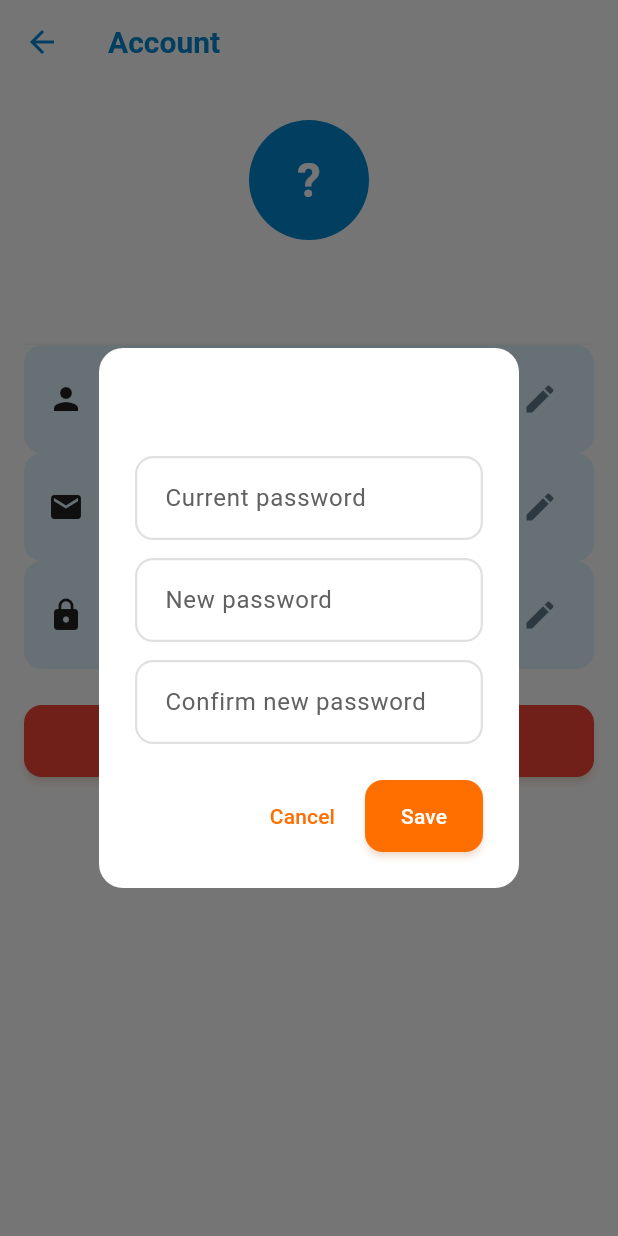
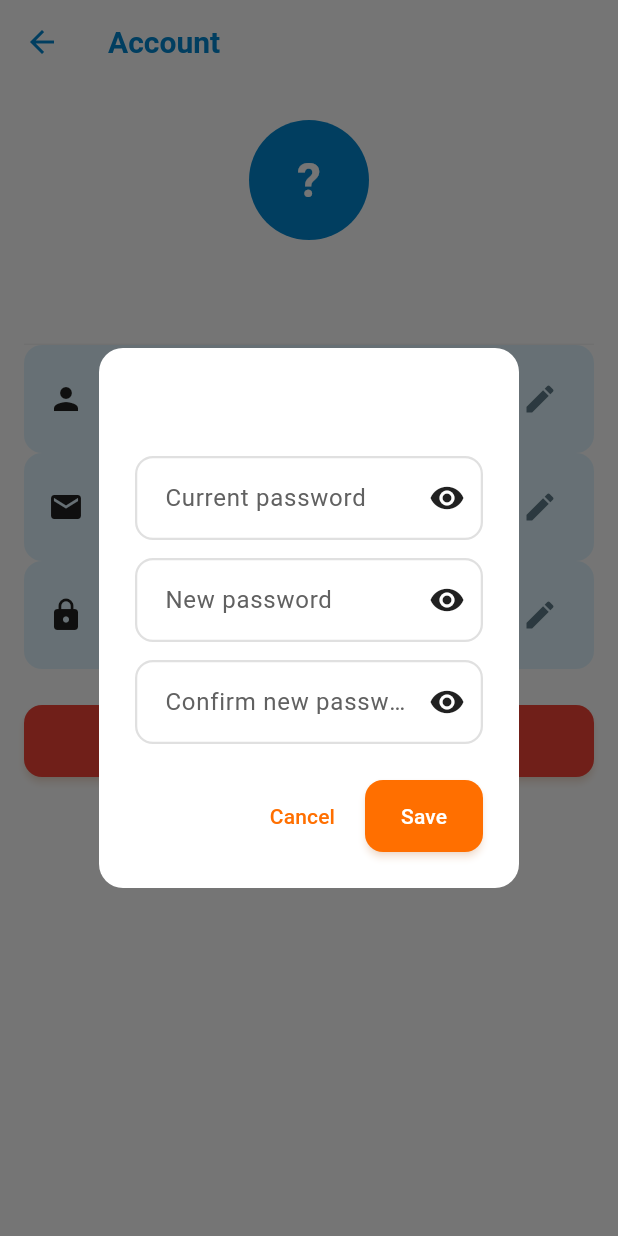
Before and after one commit to quangdangnhat/nov3_shared_todo_app, a Flutter app: the AccountScreen screen opened by its route, after a tap on "Password", on a phone screen of 412 x 824 dp. Run offline on Flutter 3.47's test engine with Material 3 defaults, Android fonts, the phone set to English and light mode, and no system bars; our stand-ins replace go_router, supabase_flutter, table_calendar; missing offline and left inert: animated_tree_view; accounts and stored records are empty.

Commit message:
End of account settings

```diff
--- a/shared_todo_app/lib/features/account/presentation/screens/account_screen.dart
+++ b/shared_todo_app/lib/features/account/presentation/screens/account_screen.dart
@@ -1,7 +1,3 @@
-// coverage:ignore-file
-
-// consider testing later
-
 import 'package:flutter/material.dart';
 import 'package:go_router/go_router.dart';
 import 'package:supabase_flutter/supabase_flutter.dart';
@@ -19,6 +15,9 @@ class _AccountScreenState extends State<AccountScreen> {
   final _accountService = AccountService();
   User? _user;
 
+  // ✅ Override locale dell'email per aggiornare subito la UI
+  String? _overrideEmail;
+
   @override
   void initState() {
     super.initState();
@@ -29,6 +28,11 @@ class _AccountScreenState extends State<AccountScreen> {
     final res = await Supabase.instance.client.auth.getUser();
     setState(() {
       _user = res.user;
+      // Se l'utente viene ricaricato (es. dopo riapertura schermata),
+      // aggiorniamo anche l'override se l'email è cambiata.
+      if (_user?.email != null) {
+        _overrideEmail = _user!.email;
+      }
     });
   }
 
@@ -117,11 +121,16 @@ class _AccountScreenState extends State<AccountScreen> {
     final newEmailController = TextEditingController();
     final currentPasswordController = TextEditingController();
 
+    // 👁️ visibilità password (solo per questo dialog)
+    final passwordVisible = ValueNotifier<bool>(false);
+
     await showDialog(
       context: context,
       builder: (_) => AlertDialog(
         title: const Text('Edit email'),
-        content: Column(
+        content: ValueListenableBuilder<bool>(
+          valueListenable: passwordVisible,
+          builder: (context, isVisible, __) => Column(
             mainAxisSize: MainAxisSize.min,
             children: [
               TextField(
@@ -131,10 +140,21 @@ class _AccountScreenState extends State<AccountScreen> {
               const SizedBox(height: 12),
               TextField(
                 controller: currentPasswordController,
-              obscureText: true,
-              decoration: const InputDecoration(labelText: 'Current password'),
+                obscureText: !isVisible,
+                decoration: InputDecoration(
+                  labelText: 'Current password',
+                  suffixIcon: IconButton(
+                    icon: Icon(
+                      isVisible ? Icons.visibility_off : Icons.visibility,
+                    ),
+                    onPressed: () {
+                      passwordVisible.value = !isVisible;
+                    },
+                  ),
+                ),
               ),
             ],
+          ),
         ),
         actions: [
           TextButton(
@@ -170,6 +190,13 @@ class _AccountScreenState extends State<AccountScreen> {
                 await _accountService.updateEmail(newEmail);
                 await _loadUser();
 
+                // ✅ Aggiorniamo subito la UI con la nuova email
+                if (mounted) {
+                  setState(() {
+                    _overrideEmail = newEmail;
+                  });
+                }
+
                 if (!context.mounted) return;
                 Navigator.pop(context);
                 ScaffoldMessenger.of(context).showSnackBar(
@@ -203,6 +230,11 @@ class _AccountScreenState extends State<AccountScreen> {
     final newPasswordController = TextEditingController();
     final confirmPasswordController = TextEditingController();
 
+    // 👁️ visibilità password per i 3 campi
+    final currentPasswordVisible = ValueNotifier<bool>(false);
+    final newPasswordVisible = ValueNotifier<bool>(false);
+    final confirmPasswordVisible = ValueNotifier<bool>(false);
+
     await showDialog(
       context: context,
       builder: (_) => AlertDialog(
@@ -210,23 +242,61 @@ class _AccountScreenState extends State<AccountScreen> {
         content: Column(
           mainAxisSize: MainAxisSize.min,
           children: [
-            TextField(
+            ValueListenableBuilder<bool>(
+              valueListenable: currentPasswordVisible,
+              builder: (context, isVisible, __) => TextField(
                 controller: currentPasswordController,
-              obscureText: true,
-              decoration: const InputDecoration(labelText: 'Current password'),
+                obscureText: !isVisible,
+                decoration: InputDecoration(
+                  labelText: 'Current password',
+                  suffixIcon: IconButton(
+                    icon: Icon(
+                      isVisible ? Icons.visibility_off : Icons.visibility,
+                    ),
+                    onPressed: () {
+                      currentPasswordVisible.value = !isVisible;
+                    },
+                  ),
+                ),
+              ),
             ),
             const SizedBox(height: 12),
-            TextField(
+            ValueListenableBuilder<bool>(
+              valueListenable: newPasswordVisible,
+              builder: (context, isVisible, __) => TextField(
                 controller: newPasswordController,
-              obscureText: true,
-              decoration: const InputDecoration(labelText: 'New password'),
+                obscureText: !isVisible,
+                decoration: InputDecoration(
+                  labelText: 'New password',
+                  suffixIcon: IconButton(
+                    icon: Icon(
+                      isVisible ? Icons.visibility_off : Icons.visibility,
+                    ),
+                    onPressed: () {
+                      newPasswordVisible.value = !isVisible;
+                    },
+                  ),
+                ),
+              ),
             ),
             const SizedBox(height: 12),
-            TextField(
+            ValueListenableBuilder<bool>(
+              valueListenable: confirmPasswordVisible,
+              builder: (context, isVisible, __) => TextField(
                 controller: confirmPasswordController,
-              obscureText: true,
-              decoration:
-                  const InputDecoration(labelText: 'Confirm new password'),
+                obscureText: !isVisible,
+                decoration: InputDecoration(
+                  labelText: 'Confirm new password',
+                  suffixIcon: IconButton(
+                    icon: Icon(
+                      isVisible ? Icons.visibility_off : Icons.visibility,
+                    ),
+                    onPressed: () {
+                      confirmPasswordVisible.value = !isVisible;
+                    },
+                  ),
+                ),
+              ),
             ),
           ],
         ),
@@ -269,11 +339,7 @@ class _AccountScreenState extends State<AccountScreen> {
               if (!confirm) return;
 
               try {
-                await Supabase.instance.client.auth.signInWithPassword(
-                  email: user.email!,
-                  password: currentPassword,
-                );
-
+                // ✅ NESSUN re-login qui: usiamo solo la sessione corrente
                 await _accountService.updatePassword(newPassword);
 
                 if (!context.mounted) return;
@@ -300,7 +366,10 @@ class _AccountScreenState extends State<AccountScreen> {
     final user = _user ?? Supabase.instance.client.auth.currentUser;
     final username =
         (user?.userMetadata?['username'] as String?) ?? 'Unknown user';
-    final email = user?.email ?? '—';
+
+    // ✅ Usiamo l'override se presente, altrimenti la mail dell'user
+    final email = _overrideEmail ?? user?.email ?? '—';
+
     final initial = username.isNotEmpty ? username[0].toUpperCase() : '?';
 
     return Scaffold(
@@ -408,6 +477,7 @@ class _AccountScreenState extends State<AccountScreen> {
             icon: const Icon(Icons.delete_forever),
             label: const Text('Delete Account'),
             onPressed: () async {
+              // 🔒 Conferma prima
               final ok = await showDialog<bool>(
                 context: context,
                 builder: (ctx) => AlertDialog(
@@ -422,20 +492,49 @@ class _AccountScreenState extends State<AccountScreen> {
                     ),
                     TextButton(
                       onPressed: () => Navigator.pop(ctx, true),
-                      style: TextButton.styleFrom(foregroundColor: Colors.red),
+                      style:
+                          TextButton.styleFrom(foregroundColor: Colors.red),
                       child: const Text('Delete'),
                     ),
                   ],
                 ),
               );
+
               if (ok != true) return;
-              if (context.mounted) {
+
+              try {
+                final supabase = Supabase.instance.client;
+
+                // ☁️ Chiamiamo la Edge Function `delete-user`
+                final response = await supabase.functions.invoke(
+                  'delete-user',
+                  method: HttpMethod.post,
+                  body: {}, // non servono parametri
+                );
+
+                if (response.status != 200) {
+                  throw Exception('Delete function error: ${response.data}');
+                }
+
+                // 🚪 Logout dopo la cancellazione
+                await supabase.auth.signOut();
+
+                if (!context.mounted) return;
+
+                // 🔁 Torni alla schermata di login
+                context.goNamed(AppRouter.login);
+
                 ScaffoldMessenger.of(context).showSnackBar(
                   const SnackBar(
-                    content: Text(
-                      'Account deletion: backend logic to be implemented',
+                    content: Text('Account deleted successfully'),
                   ),
-                    backgroundColor: Colors.orange,
+                );
+              } catch (e) {
+                if (!context.mounted) return;
+                ScaffoldMessenger.of(context).showSnackBar(
+                  SnackBar(
+                    content: Text('Error while deleting account: $e'),
+                    backgroundColor: Colors.red,
                   ),
                 );
               }
```
Also changed, not shown: shared_todo_app/pubspec.lock. Lines whose indentation alone changed are shown as unchanged.
